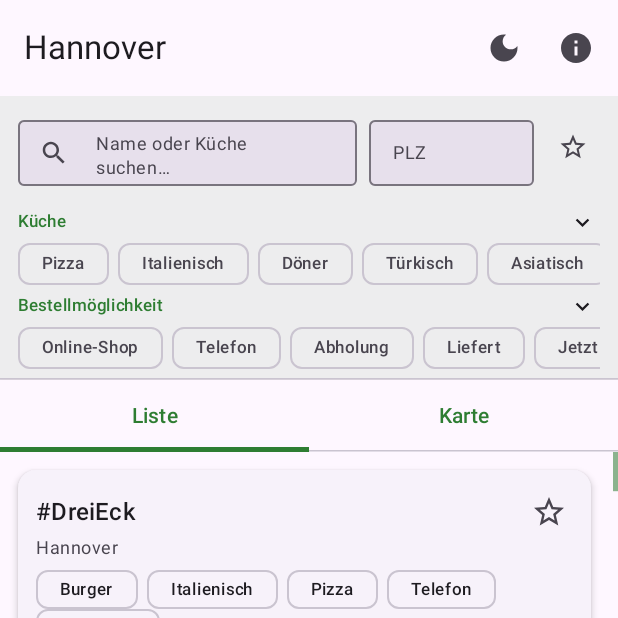
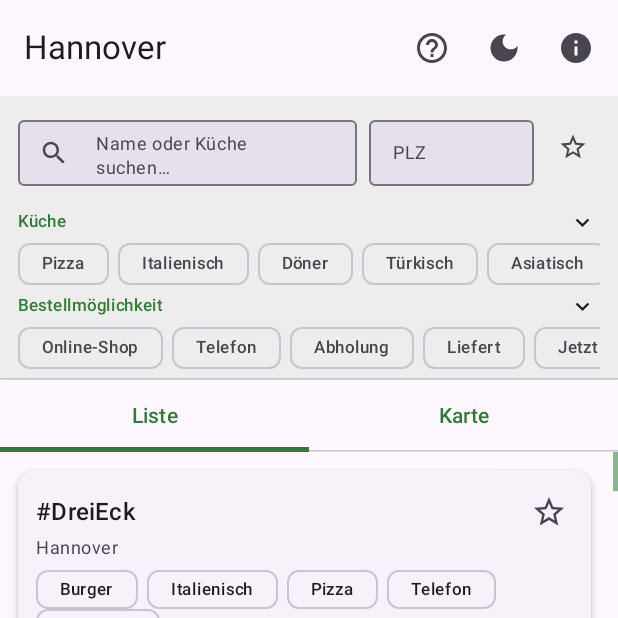
Before and after one commit to hloger82-create/p2p_Fooddelivery, an Android app built with Jetpack Compose: the HomeScreen screen opened through its navigation route, on a phone screen of 412 x 824 dp, the top half of it. Run offline under Robolectric (Android 15) with nearby library versions, the phone set to English and light mode, and no system bars; our stand-ins replace Room's generated code; libraries missing offline, so code that uses them is left out: org.osmdroid.config.

Commit message:
Region-Fix + UX: explizite PLZ-Liste statt Praefixen (region.json/schema/Model/Pipeline mit Fallback + inRegionPostcode-reject), PLZ-ausserhalb-Hinweis in der App, einklappbare Kartenlegende, Hilfe-Overlay via ?-Button, QS-Backlog (Kuechen-Pruefung) in Doku
Co-authored-by: hloger82-create <hloger82-create@users.noreply.github.com>

```diff
--- a/app/src/main/java/de/p2pfood/app/data/model/Models.kt
+++ b/app/src/main/java/de/p2pfood/app/data/model/Models.kt
@@ -79,7 +79,7 @@ data class RegionConfig(
     val zoom: Double = 12.0,
     val bbox: List<Double>? = null,
     val osmAreaName: String? = null,
-    val postcodePrefixes: List<String> = emptyList(),
+    val postcodes: List<String> = emptyList(),
     val platformBlocklist: List<String> = emptyList(),
     val datasetUrl: String? = null,
 )
--- a/app/src/main/java/de/p2pfood/app/ui/home/HomeScreen.kt
+++ b/app/src/main/java/de/p2pfood/app/ui/home/HomeScreen.kt
@@ -9,14 +9,18 @@ import androidx.compose.foundation.layout.height
 import androidx.compose.foundation.layout.padding
 import androidx.compose.foundation.layout.size
 import androidx.compose.foundation.layout.width
+import androidx.compose.foundation.shape.RoundedCornerShape
 import androidx.compose.foundation.text.KeyboardOptions
 import androidx.compose.material.icons.Icons
 import androidx.compose.material.icons.filled.DarkMode
+import androidx.compose.material.icons.filled.HelpOutline
 import androidx.compose.material.icons.filled.Info
 import androidx.compose.material.icons.filled.LightMode
 import androidx.compose.material.icons.filled.Search
 import androidx.compose.material.icons.filled.Star
 import androidx.compose.material.icons.filled.StarBorder
+import androidx.compose.material3.Button
+import androidx.compose.material3.Dialog
 import androidx.compose.material3.ExperimentalMaterial3Api
 import androidx.compose.material3.HorizontalDivider
 import androidx.compose.material3.Icon
@@ -56,12 +60,16 @@ fun HomeScreen(
 ) {
     val state by viewModel.uiState.collectAsState()
     var selectedTab by remember { mutableStateOf(0) }
+    var showHelp by remember { mutableStateOf(false) }
 
     Scaffold(
         topBar = {
             TopAppBar(
                 title = { Text(state.region?.name ?: stringResource(R.string.app_name)) },
                 actions = {
+                    IconButton(onClick = { showHelp = true }) {
+                        Icon(Icons.Default.HelpOutline, contentDescription = stringResource(R.string.help))
+                    }
                     IconButton(onClick = onToggleTheme) {
                         Icon(Icons.Default.DarkMode, contentDescription = stringResource(R.string.toggle_theme))
                     }
@@ -134,6 +142,16 @@ fun HomeScreen(
                             )
                         }
                     }
+                    val plz = state.filters.postcode.trim()
+                    val regionCfg = state.region
+                    if (plz.length == 5 && regionCfg?.postcodes?.isNotEmpty() == true && plz !in regionCfg.postcodes) {
+                        Text(
+                            text = stringResource(R.string.plz_outside_region, regionCfg.name),
+                            color = MaterialTheme.colorScheme.error,
+                            style = MaterialTheme.typography.labelSmall,
+                            modifier = Modifier.padding(start = 12.dp, end = 12.dp, bottom = 4.dp),
+                        )
+                    }
                     FilterBar(
                         cuisines = state.restaurants.flatMap { it.cuisines }.distinct().sorted(),
                         selectedCuisines = state.filters.cuisines,
@@ -175,4 +193,33 @@ fun HomeScreen(
             }
         }
     }
+    if (showHelp) {
+        Dialog(onDismissRequest = { showHelp = false }) {
+            Surface(
+                shape = RoundedCornerShape(16.dp),
+                color = MaterialTheme.colorScheme.surface.copy(alpha = 0.95f),
+                tonalElevation = 6.dp,
+            ) {
+                Column(Modifier.padding(16.dp)) {
+                    Text(
+                        stringResource(R.string.help_title),
+                        style = MaterialTheme.typography.titleMedium,
+                    )
+                    Text(
+                        stringResource(R.string.help_body),
+                        style = MaterialTheme.typography.bodySmall,
+                        modifier = Modifier.padding(top = 8.dp),
+                    )
+                    Button(
+                        onClick = { showHelp = false },
+                        modifier = Modifier
+                            .align(Alignment.End)
+                            .padding(top = 12.dp),
+                    ) {
+                        Text(stringResource(R.string.understood))
+                    }
+                }
+            }
+        }
+    }
 }
--- a/app/src/main/res/values/strings.xml
+++ b/app/src/main/res/values/strings.xml
@@ -30,4 +30,10 @@
     <string name="favorites">Favoriten</string>
     <string name="toggle_theme">Hell/Dunkel wechseln</string>
     <string name="open_now">Jetzt geöffnet</string>
+    <string name="help">Hilfe anzeigen</string>
+    <string name="help_title">Wie funktioniert die App?</string>
+    <string name="help_body">• Suchfeld: nach Name oder Küche suchen, z. B. „pizza" oder „döner".\n• PLZ-Feld: zeigt nur Restaurants, die zu dieser PLZ liefern.\n• Filter: Küche, Bestellmöglichkeit, Liefert, Jetzt geöffnet, Favoriten (Stern).\n• Karte: Marker sind nach Küche eingefärbt; die Legende oben links lässt sich ein-/ausklappen; Tipp auf einen Marker öffnet die Details.\n• „Zum Restaurant" öffnet die eigene Bestellseite des Restaurants im Browser – ganz ohne Liefer-Plattformen.</string>
+    <string name="understood">Verstanden</string>
+    <string name="legend">Legende</string>
+    <string name="plz_outside_region">Diese PLZ liegt nicht in %1$s.</string>
 </resources>
```
Also changed, not shown: app/src/main/assets/regions/hannover/region.json (+31 -2 lines), app/src/main/java/de/p2pfood/app/ui/map/MapScreen.kt (+34 -0 lines), 6 other files.
